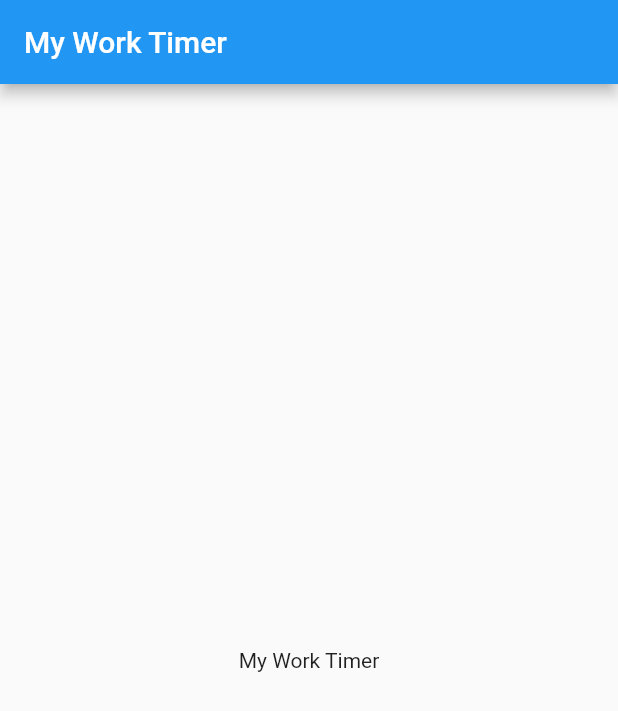
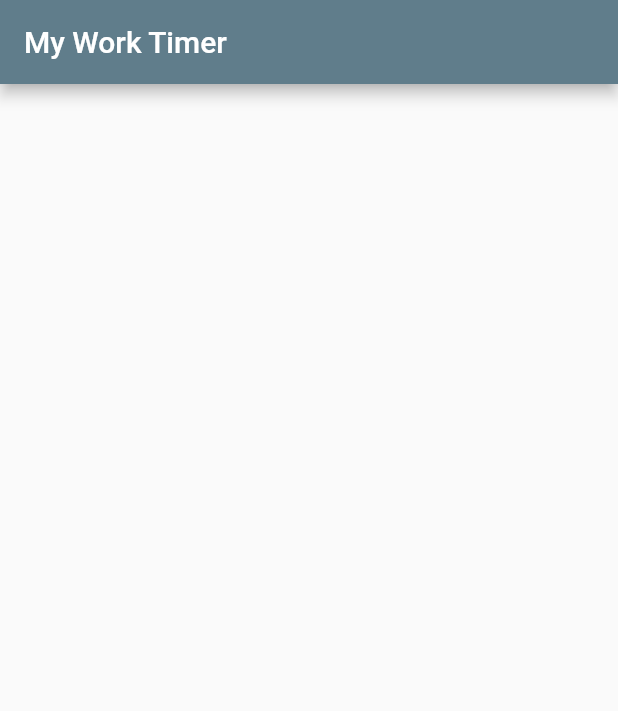
Before and after one commit to yradov/productivity_timer, a Flutter app: the screen it shows after launch, on a phone screen of 412 x 824 dp. Shown: the top 711 px of the screen. Run offline on Flutter 3.47's test engine with Material 2 defaults, Android fonts, the phone set to English and light mode, and no system bars.

Commit message:
+ TimerHomePage widget

```diff
--- a/lib/main.dart
+++ b/lib/main.dart
@@ -1,26 +1,35 @@
 import 'package:flutter/material.dart';
 
 void main() {
-  runApp(const MyApp());
+  runApp(MyApp());
 }
 
 class MyApp extends StatelessWidget {
-  const MyApp({Key? key}) : super(key: key);
+  MyApp({Key? key}) : super(key: key);
 
   // This widget is the root of your application.
   @override
   Widget build(BuildContext context) {
     return MaterialApp(
       title: 'Flutter Demo',
-      theme: ThemeData(),
-      home: Scaffold(
+      theme: ThemeData(primarySwatch: Colors.blueGrey),
+      home: const TimerHomePage(),
+    );
+  }
+} //MyApp
+
+class TimerHomePage extends StatelessWidget {
+  const TimerHomePage({Key? key}) : super(key: key);
+
+  @override
+  Widget build(BuildContext context) {
+    return Scaffold(
         appBar: AppBar(
-          title: Text("My Work Timer"),
+          title: const Text("My Work Timer"),
         ),
         body: Center(
-          child: Text("My Work Timer"),
+          child: Column(),
         ),
-      ),
-    );
+      );
   }
 }
```
